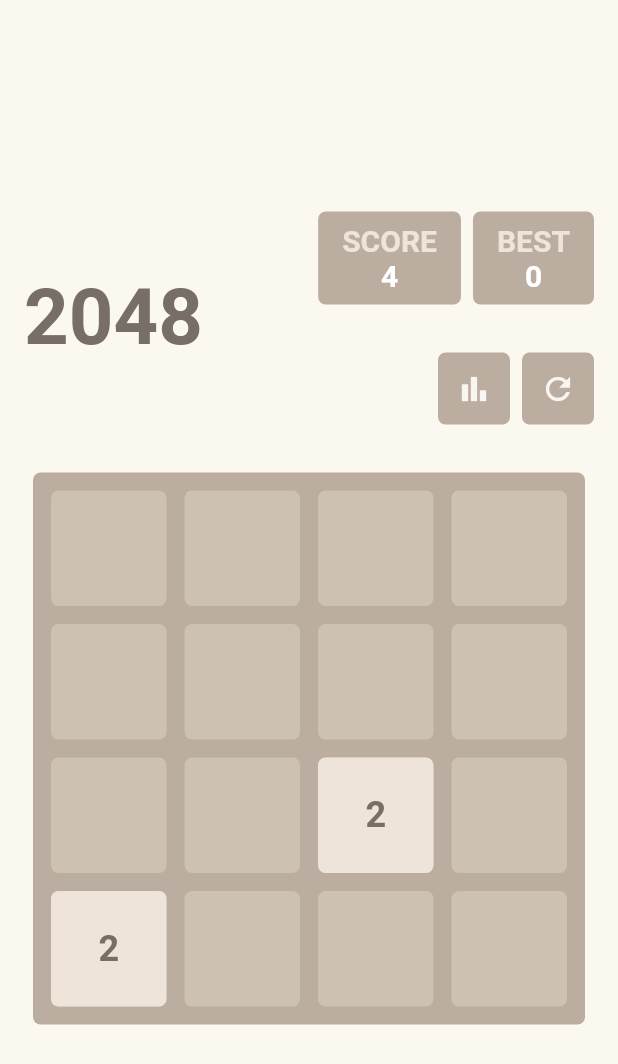
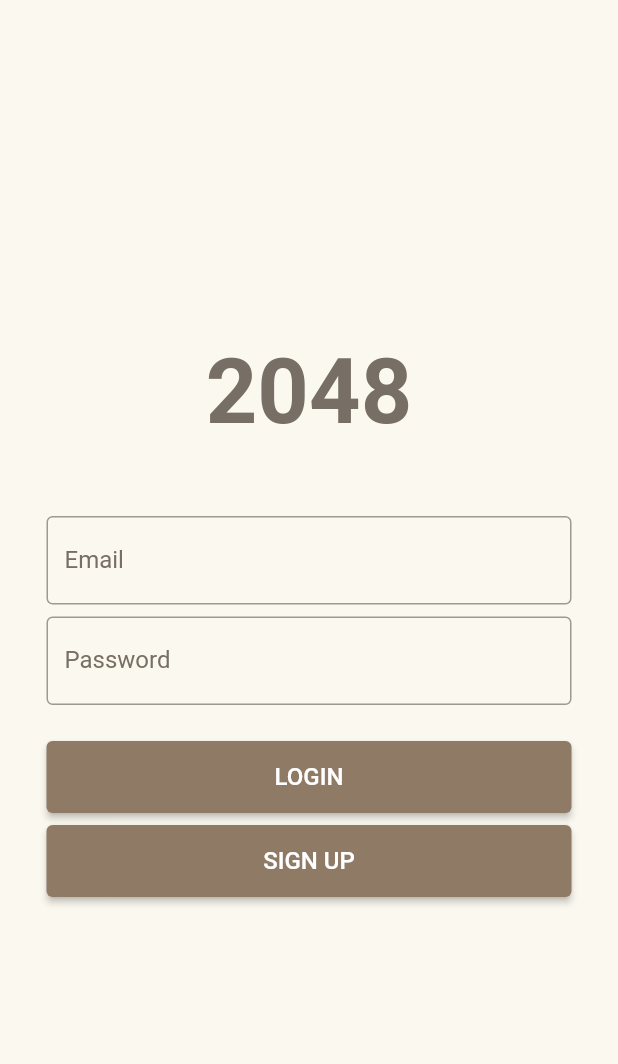
Before and after one commit to H4ngL/new_2048, a Flutter app: the screen it shows after launch, on a phone screen of 412 x 824 dp. Shown: the top 1064 px of the screen. Run offline on Flutter 3.47's test engine with Material 2 defaults, Android fonts, the phone set to English and light mode, and no system bars; our stand-ins replace cloud_firestore, firebase_auth, firebase_core, logger; missing offline and left inert: flutter_swipe_detector; accounts and stored records are empty.

Commit message:
auth login

```diff
--- /dev/null
+++ b/lib/components/auth.dart
@@ -0,0 +1,193 @@
+import 'package:flutter/material.dart';
+import 'package:new_2048/const/colors.dart';
+import 'package:new_2048/firebase/firebase_auth.dart';
+
+class AuthWidget extends StatefulWidget {
+  final AuthManager authManager;
+  final VoidCallback? onLoginSuccess;
+
+  const AuthWidget({
+    Key? key,
+    required this.authManager,
+    this.onLoginSuccess,
+  }) : super(key: key);
+
+  @override
+  State<AuthWidget> createState() => _AuthWidgetState();
+}
+
+class _AuthWidgetState extends State<AuthWidget> {
+  final TextEditingController emailController = TextEditingController();
+  final TextEditingController passwordController = TextEditingController();
+
+  Future<dynamic> popUp(String title, String errorMessage) {
+    return showDialog(
+      context: context,
+      builder: (context) {
+        return AlertDialog(
+          title: Text(title),
+          content: Text(errorMessage),
+          actions: [
+            TextButton(
+              onPressed: () {
+                Navigator.of(context).pop();
+              },
+              child: const Text(
+                'OK',
+                style: TextStyle(color: textColor),
+              ),
+            ),
+          ],
+        );
+      },
+    );
+  }
+
+  Future<void> _register() async {
+    bool success = await widget.authManager.register(
+      emailController.text,
+      passwordController.text,
+    );
+    if (success) {
+      setState(() {
+        popUp('Registration Success', 'Registration completed. Please login.');
+      });
+    } else {
+      setState(() {
+        popUp('Registration Error', widget.authManager.errorMessage);
+      });
+    }
+
+    emailController.text = '';
+    passwordController.text = '';
+  }
+
+  Future<void> _login() async {
+    bool success = await widget.authManager.login(
+      emailController.text,
+      passwordController.text,
+    );
+    if (success) {
+      if (widget.onLoginSuccess != null) {
+        widget.onLoginSuccess!();
+      }
+    } else {
+      setState(() {
+        popUp('Login Error', widget.authManager.errorMessage);
+      });
+    }
+
+    emailController.text = '';
+    passwordController.text = '';
+  }
+
+  @override
+  Widget build(BuildContext context) {
+    return Center(
+      child: Column(
+        mainAxisAlignment: MainAxisAlignment.center,
+        crossAxisAlignment: CrossAxisAlignment.center,
+        children: [
+          const Text(
+            '2048',
+            style: TextStyle(
+              color: textColor,
+              fontWeight: FontWeight.bold,
+              fontSize: 60.0,
+            ),
+          ),
+          const SizedBox(
+            height: 48.0,
+          ),
+          LoginBox(
+            controller: emailController,
+            text: 'Email',
+            obscureText: false,
+          ),
+          const SizedBox(
+            height: 8.0,
+          ),
+          LoginBox(
+            controller: passwordController,
+            text: 'Password',
+            obscureText: true,
+          ),
+          const SizedBox(
+            height: 24.0,
+          ),
+          SizedBox(
+            height: 48.0,
+            width: 350,
+            child: ElevatedButton(
+              style: ElevatedButton.styleFrom(
+                backgroundColor: buttonColor,
+              ),
+              onPressed: _login,
+              child: const Text(
+                'LOGIN',
+                style: TextStyle(
+                  fontSize: 16.0,
+                ),
+              ),
+            ),
+          ),
+          const SizedBox(
+            height: 8.0,
+          ),
+          SizedBox(
+            height: 48.0,
+            width: 350,
+            child: ElevatedButton(
+              style: ElevatedButton.styleFrom(
+                backgroundColor: buttonColor,
+              ),
+              onPressed: _register,
+              child: const Text(
+                'SIGN UP',
+                style: TextStyle(
+                  fontSize: 16.0,
+                ),
+              ),
+            ),
+          ),
+        ],
+      ),
+    );
+  }
+}
+
+class LoginBox extends StatelessWidget {
+  const LoginBox({
+    super.key,
+    required this.controller,
+    required this.text,
+    required this.obscureText,
+  });
+
+  final TextEditingController controller;
+  final String text;
+  final bool obscureText;
+
+  @override
+  Widget build(BuildContext context) {
+    return SizedBox(
+      width: 350,
+      child: TextFormField(
+        controller: controller,
+        obscureText: obscureText,
+        decoration: InputDecoration(
+          labelText: text,
+          labelStyle: const TextStyle(
+            color: textColor,
+          ),
+          border: const OutlineInputBorder(),
+          focusedBorder: const OutlineInputBorder(
+            borderSide: BorderSide(
+              color: textColor,
+            ),
+          ),
+        ),
+      ),
+    );
+  }
+}
--- a/lib/components/button.dart
+++ b/lib/components/button.dart
@@ -31,7 +31,7 @@
     }
     return ElevatedButton(
       style: ElevatedButton.styleFrom(
-        backgroundColor: buttonColor, // 원하는 배경색으로 변경
+        backgroundColor: buttonColor,
       ),
       onPressed: onPressed,
       child: const Text(
--- /dev/null
+++ b/lib/firebase/firebase_auth.dart
@@ -0,0 +1,111 @@
+import 'package:firebase_auth/firebase_auth.dart';
+import 'package:logger/logger.dart';
+
+class AuthManager {
+  Logger logger = Logger();
+  String errorMessage = '';
+
+  AuthManager() {
+    //isLogin();
+  }
+
+  // 회원가입
+  Future<bool> register(String email, String pw) async {
+    if (email.isEmpty || pw.isEmpty) {
+      errorMessage = 'Please enter your email and password.';
+      return false;
+    }
+
+    try {
+      final credential =
+          await FirebaseAuth.instance.createUserWithEmailAndPassword(
+        email: email,
+        password: pw,
+      );
+    } on FirebaseAuthException catch (e) {
+      if (e.code == 'invalid-email') {
+        errorMessage = 'The email address is not valid.';
+        return false;
+      } else if (e.code == 'weak-password') {
+        errorMessage = 'Please enter a password with at least 6 characters.';
+        return false;
+      } else if (e.code == 'email-already-in-use') {
+        errorMessage = 'The account already exists for that email.';
+        return false;
+      }
+    } catch (e) {
+      errorMessage = e.toString();
+      return false;
+    }
+
+    return true;
+  }
+
+  // 로그인
+  Future<bool> login(String email, String pw) async {
+    if (email.isEmpty || pw.isEmpty) {
+      errorMessage = 'Please enter your email and password.';
+      return false;
+    }
+
+    try {
+      final credential = await FirebaseAuth.instance.signInWithEmailAndPassword(
+        email: email,
+        password: pw,
+      );
+    } on FirebaseAuthException catch (e) {
+      if (e.code == 'invalid-email') {
+        errorMessage = 'The email address is not valid.';
+        return false;
+      } else if (e.code == 'user-not-found') {
+        errorMessage = 'No user found for that email.';
+        return false;
+      } else if (e.code == 'wrong-password') {
+        errorMessage = 'Wrong password provided for that user.';
+        return false;
+      }
+    } catch (e) {
+      errorMessage = e.toString();
+      return false;
+    }
+
+    authPersistence();
+
+    return true;
+  }
+
+  // 로그아웃
+  void logout() async {
+    await FirebaseAuth.instance.signOut();
+  }
+
+  // 회원가입, 로그인 시 사용자 영속
+  void authPersistence() async {
+    await FirebaseAuth.instance.setPersistence(Persistence.LOCAL);
+  }
+
+  // 현제 로그인한 사용자 정보
+  User? currentUser() {
+    return FirebaseAuth.instance.currentUser;
+  }
+
+  // 현제 사용자가 로그인 중인지
+  void isLogin() {
+    FirebaseAuth.instance.authStateChanges().listen((user) {
+      if (user == null) {
+        logger.i('User is currently signed out!');
+      } else {
+        logger.i('User is signed in!');
+      }
+    });
+  }
+
+  // 현재 사용자가 로그인 중인지 bool
+  bool isLoginBool() {
+    if (currentUser() == null) {
+      return false;
+    } else {
+      return true;
+    }
+  }
+}
--- a/lib/main.dart
+++ b/lib/main.dart
@@ -1,14 +1,18 @@
 import 'package:cloud_firestore/cloud_firestore.dart';
+import 'package:firebase_auth/firebase_auth.dart';
 import 'package:firebase_core/firebase_core.dart';
 import 'package:flutter/material.dart';
+import 'package:new_2048/firebase/firebase_auth.dart';
+import 'package:new_2048/screens/auth_screen.dart';
 import 'package:new_2048/firebase_options.dart';
-import 'package:new_2048/game.dart';
+import 'package:new_2048/screens/game.dart';
 
 Future<void> main() async {
   await Firebase.initializeApp(
     options: DefaultFirebaseOptions.currentPlatform,
   );
   FirebaseFirestore.instance.useFirestoreEmulator('localhost', 8080);
+  FirebaseAuth.instance.useAuthEmulator('localhost', 9099);
   runApp(const MyApp());
 }
 
@@ -17,9 +21,9 @@
 
   @override
   Widget build(BuildContext context) {
-    return const MaterialApp(
+    return MaterialApp(
       title: '2048',
-      home: Game(),
+      home: AuthManager().isLoginBool() ? const Game() : AuthScreen(),
     );
   }
 }
--- /dev/null
+++ b/lib/screens/auth_screen.dart
@@ -0,0 +1,29 @@
+import 'package:flutter/material.dart';
+import 'package:new_2048/components/auth.dart';
+import 'package:new_2048/const/colors.dart';
+import 'package:new_2048/firebase/firebase_auth.dart';
+import 'package:new_2048/screens/game.dart';
+
+class AuthScreen extends StatelessWidget {
+  final authManager = AuthManager();
+
+  AuthScreen({super.key});
+
+  @override
+  Widget build(BuildContext context) {
+    return Scaffold(
+      backgroundColor: backgroundColor,
+      body: Center(
+        child: AuthWidget(
+          authManager: authManager,
+          onLoginSuccess: () {
+            // 로그인 성공 시 다음 화면으로 이동
+            Navigator.of(context).pushReplacement(MaterialPageRoute(
+              builder: (context) => const Game(),
+            ));
+          },
+        ),
+      ),
+    );
+  }
+}
--- a/lib/utilities/board.dart
+++ b/lib/utilities/board.dart
@@ -3,17 +3,18 @@
 import 'package:flutter/material.dart';
 import 'package:flutter_swipe_detector/flutter_swipe_detector.dart';
 import 'package:logger/logger.dart';
+
+import 'package:uuid/uuid.dart';
+
 import 'package:new_2048/components/leader_board.dart';
 import 'package:new_2048/const/colors.dart';
-import 'package:new_2048/firebase/functions.dart';
-import 'package:uuid/uuid.dart';
-
+import 'package:new_2048/firebase/firestore.dart';
 import 'package:new_2048/models/board.dart';
 import 'package:new_2048/models/tile.dart';
 
 class BoardManager {
   late Board board;
-  Firestore fs = Firestore();
+  FirestoreManager fs = FirestoreManager();
   final logger = Logger();
 
   BoardManager() {
@@ -54,10 +55,10 @@
     );
 
     int best = board.best > board.score ? board.best : board.score;
-    fs.writeScore(board.score);
 
     board = Board.newGame(0, tiles);
     board = board.copyWith(best: best);
+    fs.writeBest(best);
 
     addRandom();
     addRandom();
--- a/pubspec.yaml
+++ b/pubspec.yaml
@@ -43,6 +43,7 @@
   logger: ^2.0.2
   firebase_core: ^2.15.1
   cloud_firestore: ^4.9.1
+  firebase_auth: ^4.9.0
 
 dev_dependencies:
   flutter_test:
```
Also changed, not shown: lib/firebase/firestore.dart (added, +116 -0 lines), lib/firebase/functions.dart (deleted, +0 -111 lines), lib/screens/game.dart (renamed from lib/game.dart, +54 -2 lines), public/assets/fonts/MaterialIcons-Regular.otf, pubspec.lock, 6 other files.
